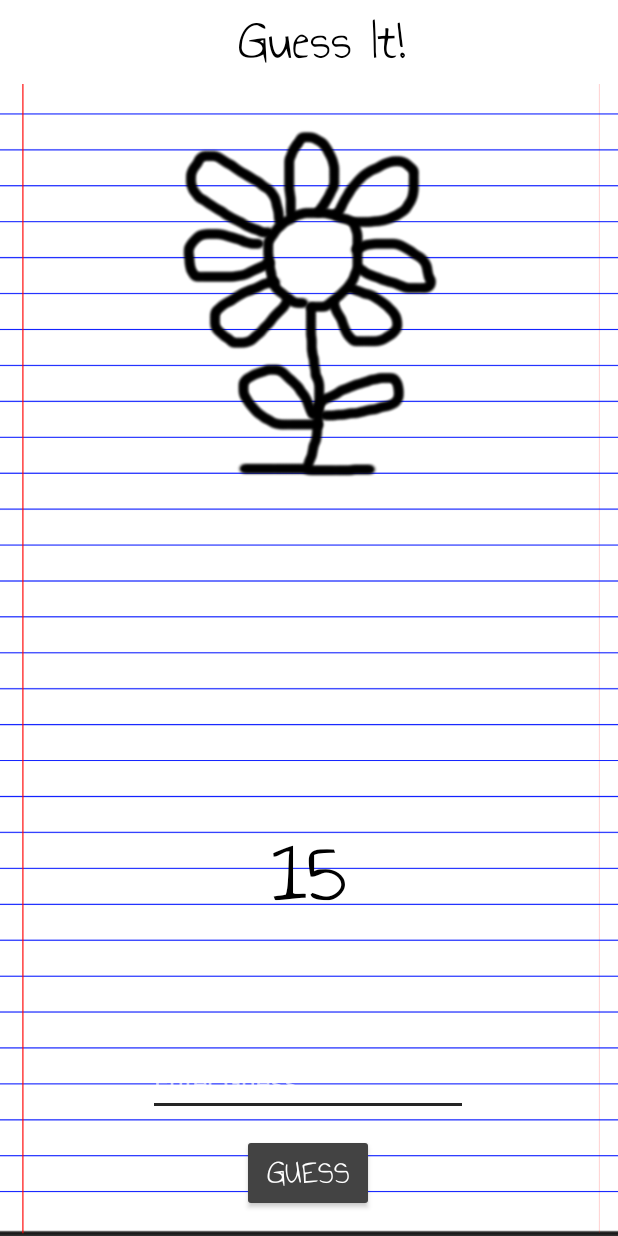
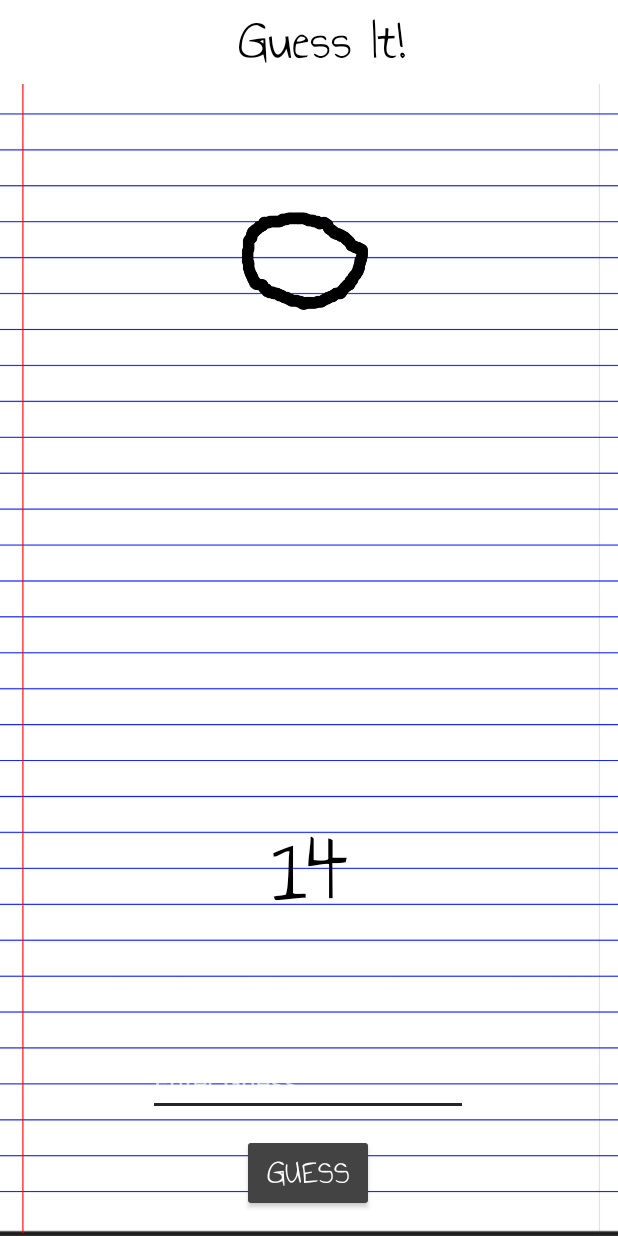
Before and after one commit to nick-k-dev/guessit, an Android app: the screen it shows after launch (GameActivity), after a tap on "START", on a phone screen of 412 x 824 dp. Run offline under Robolectric (Android 15) with nearby library versions, the phone set to English and light mode, and no system bars; our stand-ins replace Firebase (no records; nobody signed in at launch, a user with empty details on screens opened directly).

Commit message:
Start game logic (#1)
* start game logic
* working on adding static animation files
* added animation for game, countdown for the game, and alert at the end of the round
* figed small string get bug
* fixed popup bug

```diff
--- a/app/src/main/java/com/example/nksh/guessit/GameActivity.kt
+++ b/app/src/main/java/com/example/nksh/guessit/GameActivity.kt
@@ -1,23 +1,128 @@
 package com.example.nksh.guessit
 
+import android.content.DialogInterface
+import android.content.Intent
+import android.graphics.drawable.AnimationDrawable
 import androidx.appcompat.app.AppCompatActivity
 import android.os.Bundle
+import android.os.Handler
 import android.view.View
+import android.widget.ImageView
 import android.widget.TextView
+import androidx.appcompat.app.AlertDialog
+import com.google.firebase.FirebaseApp
+import com.google.firebase.storage.FirebaseStorage
+import com.google.firebase.storage.StorageReference
+import java.util.*
+import kotlin.random.Random.Default.nextInt
 
 class GameActivity : AppCompatActivity() {
+    companion object{
+        var wins = 0
+        var losses = 0
+    }
+    private lateinit var storage: FirebaseStorage
+    private var categories = arrayListOf<Int>(R.drawable.flower_animation)
+    private var imageRefs  = arrayListOf<StorageReference>()
+
+    private val handler = Handler()
+    var timercount = 0
+    var endTime = Calendar.getInstance()
+
     override fun onCreate(savedInstanceState: Bundle?) {
         super.onCreate(savedInstanceState)
         setContentView(R.layout.activity_game)
+        FirebaseApp.initializeApp(this);
+        endTime[Calendar.SECOND] += 15
+        handler.post(object : Runnable {
+            override fun run() {
+                handler.postDelayed(this, 1000)
+                updateTimer()
+            }
+        })
     }
 
     override fun onStart() {
         super.onStart()
         var toolbarText = findViewById<TextView>(R.id.toolbar_text)
         toolbarText.text = getString(R.string.game_title)
+
+
+        val img = findViewById<View>(R.id.gameImageView) as ImageView
+        img.setBackgroundResource(categories.random())
+        val frameAnimation = img.background as AnimationDrawable
+        frameAnimation.start()
+
     }
 
     fun onGuessButtonClick(view: View) {
         println("guess button clicked")
     }
+    fun updateTimer() {
+        val currentTime = Calendar.getInstance()
+
+        val diff = endTime.timeInMillis - currentTime.timeInMillis
+        val seconds = (diff / 1000) % 60
+        val timerText = findViewById<TextView>(R.id.timerTextView)
+        timerText.text = seconds.toString()
+        endEvent(currentTime, endTime)
+    }
+    private fun createAlert(didWin : Boolean) {
+        val dialogBuilder = AlertDialog.Builder(this)
+
+        var titleMessage = ""
+        if(didWin){
+            titleMessage = getString(R.string.game_win)
+            wins++
+        }else{
+            titleMessage = getString(R.string.game_loss)
+            losses++
+        }
+
+        if(MainActivity.amountOfRounds > 0) {
+            MainActivity.amountOfRounds--
+            // set message of alert dialog
+            dialogBuilder.setMessage("You have ${MainActivity.amountOfRounds} games left. \nYour score is $wins Wins to $losses Losses")
+                // if the dialog is cancelable
+                .setCancelable(false)
+                // positive button text and action
+                .setPositiveButton(
+                    getString(R.string.game_next),
+                    DialogInterface.OnClickListener { _, _ ->
+                        val intent = Intent(this, GameActivity::class.java).apply {}
+                        startActivity(intent)
+                    })
+                .setNegativeButton(getString(R.string.game_main), DialogInterface.OnClickListener { _, _ ->
+                    val intent = Intent(this, MainActivity::class.java).apply {}
+                    startActivity(intent)
+                })
+        }
+        else{
+            // set message of alert dialog
+            dialogBuilder.setMessage(getString(R.string.game_finished_all_rounds) + wins.toString() + " Wins to " + losses.toString() + " Losses" )
+                // if the dialog is cancelable
+                .setCancelable(false)
+                // positive button text and action
+                .setNegativeButton(getString(R.string.game_main), DialogInterface.OnClickListener { _, _ ->
+                    val intent = Intent(this, MainActivity::class.java).apply {}
+                    startActivity(intent)
+                })
+        }
+        // create dialog box
+        val alert = dialogBuilder.create()
+        // set title for alert dialog box
+        alert.setTitle(titleMessage)
+        // show alert dialog
+        alert.show()
+    }
+    private fun endEvent(currentdate: Calendar, eventdate: Calendar) {
+        if (currentdate.time >= eventdate.time) {
+            endTime[Calendar.SECOND] += 15
+            timercount++
+            if(timercount == 5) {
+                handler.removeMessages(0)
+                createAlert(false)
+            }
+        }
+    }
 }
--- a/app/src/main/java/com/example/nksh/guessit/MainActivity.kt
+++ b/app/src/main/java/com/example/nksh/guessit/MainActivity.kt
@@ -4,12 +4,17 @@ import android.content.Intent
 import androidx.appcompat.app.AppCompatActivity
 import android.os.Bundle
 import android.view.View
+import android.widget.EditText
 import android.widget.TextView
 
 class MainActivity : AppCompatActivity() {
+    companion object {
+        var amountOfRounds = 0
+    }
     override fun onCreate(savedInstanceState: Bundle?) {
         super.onCreate(savedInstanceState)
         setContentView(R.layout.activity_main)
+
     }
 
     override fun onStart() {
@@ -21,6 +26,7 @@ class MainActivity : AppCompatActivity() {
     fun onButtonClick(view: View) {
         when(view.id) {
             R.id.startButton -> {
+                amountOfRounds =  Integer.parseInt(findViewById<EditText>(R.id.roundsInput).text.toString())
                 println("start button pressed")
                 val intent = Intent(this, GameActivity::class.java).apply {}
                 startActivity(intent)
--- /dev/null
+++ b/app/src/main/res/drawable/flower_animation.xml
@@ -0,0 +1,8 @@
+<animation-list xmlns:android="http://schemas.android.com/apk/res/android"
+    android:oneshot="false">
+    <item android:drawable="@drawable/flower1" android:duration="15000" />
+    <item android:drawable="@drawable/flower2" android:duration="15000" />
+    <item android:drawable="@drawable/flower3" android:duration="15000" />
+    <item android:drawable="@drawable/flower4" android:duration="15000" />
+    <item android:drawable="@drawable/flower5" android:duration="15000" />
+</animation-list>
--- a/app/src/main/res/layout/activity_game.xml
+++ b/app/src/main/res/layout/activity_game.xml
@@ -15,8 +15,7 @@
         android:layout_marginTop="72dp"
         app:layout_constraintEnd_toEndOf="parent"
         app:layout_constraintStart_toStartOf="parent"
-        app:layout_constraintTop_toTopOf="parent"
-        app:srcCompat="@drawable/flower" />
+        app:layout_constraintTop_toTopOf="parent" />
 
     <TextView
         android:id="@+id/timerTextView"
--- a/app/src/main/res/values/strings.xml
+++ b/app/src/main/res/values/strings.xml
@@ -18,4 +18,12 @@
     <string name="stats_avg_time">Avg. Time:</string>
     <string name="stats_games_played">Games Played:</string>
     <string name="stats_home">Home</string>
+
+    <!-- Game finished strings-->
+    <string name="game_win">You have won against the AI!</string>
+    <string name="game_loss">You have lost against the AI!</string>
+    <string name="game_next">Proceed to next game?</string>
+    <string name="game_main">Quit to menu</string>
+    <string name="game_finished_all_rounds">That was your last round. Your score was:</string>
+
 </resources>
--- a/build.gradle
+++ b/build.gradle
@@ -6,9 +6,9 @@ buildscript {
         jcenter()
     }
     dependencies {
-        classpath "com.android.tools.build:gradle:4.1.0"
+        classpath "com.android.tools.build:gradle:4.0.0"
         classpath "org.jetbrains.kotlin:kotlin-gradle-plugin:$kotlin_version"
-
+        classpath 'com.google.gms:google-services:4.3.4'
         // NOTE: Do not place your application dependencies here; they belong
         // in the individual module build.gradle files
     }
```
Also changed, not shown: app/build.gradle (+7 -1 lines), app/src/main/res/layout/activity_stats.xml (+6 -6 lines), app/src/main/res/drawable/flower1.png (added), app/src/main/res/drawable/flower2.png (added), app/src/main/res/drawable/flower3.png (added), app/src/main/res/drawable/flower4.png (added), app/src/main/res/drawable/flower5.png (added), 1 other file.
